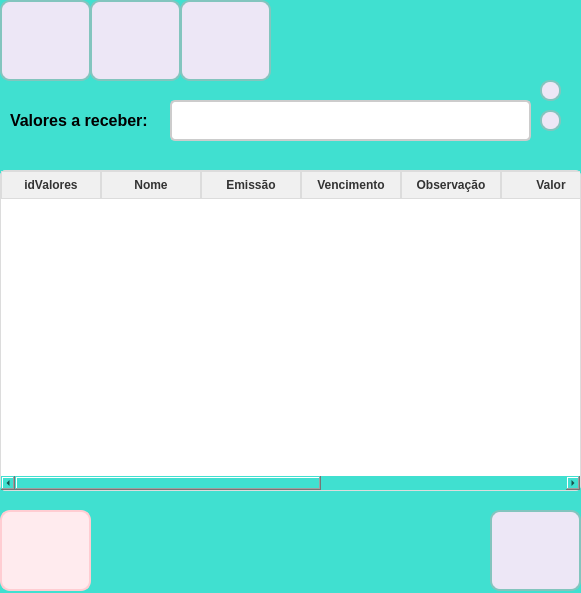
Before: the Qt Designer form frm_ValoresAReceber.ui in ArielAraujo18/ErpSistema, drawn with Qt 5.
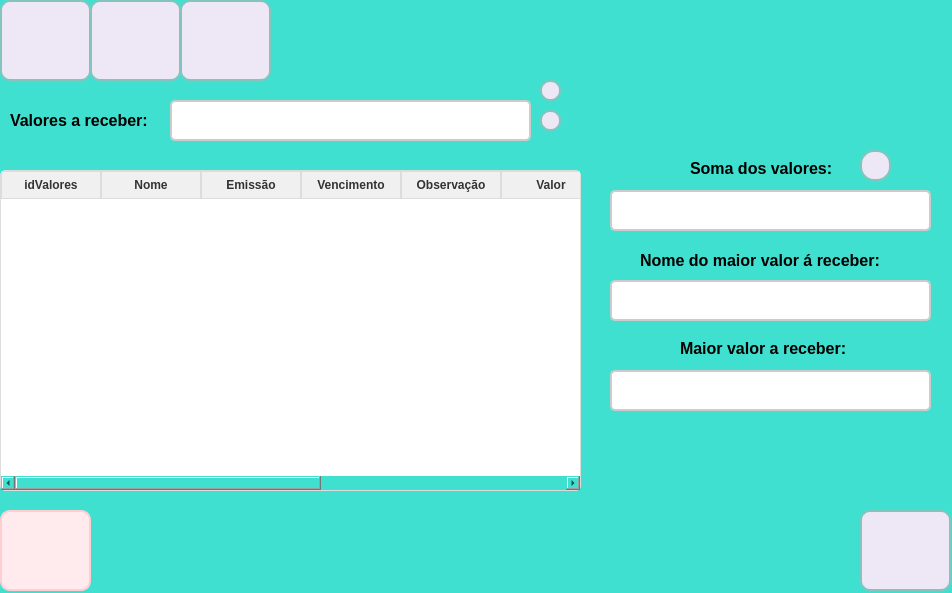
After: the same form once the commit is applied. Icons and pictures are not drawn.

```diff
--- a/frm_ValoresAReceber.ui
+++ b/frm_ValoresAReceber.ui
@@ -6,7 +6,7 @@
    <rect>
     <x>0</x>
     <y>0</y>
-    <width>581</width>
+    <width>952</width>
     <height>593</height>
    </rect>
   </property>
@@ -64,7 +64,7 @@
   <widget class="QPushButton" name="btn_voltar">
    <property name="geometry">
     <rect>
-     <x>490</x>
+     <x>860</x>
      <y>510</y>
      <width>91</width>
      <height>81</height>
@@ -508,6 +508,216 @@
     </property>
    </column>
   </widget>
+  <widget class="QLineEdit" name="txt_MaiorValorAReceber">
+   <property name="enabled">
+    <bool>false</bool>
+   </property>
+   <property name="geometry">
+    <rect>
+     <x>610</x>
+     <y>370</y>
+     <width>321</width>
+     <height>41</height>
+    </rect>
+   </property>
+   <property name="font">
+    <font>
+     <pointsize>-1</pointsize>
+    </font>
+   </property>
+   <property name="styleSheet">
+    <string notr="true">QLineEdit {
+    border: 2px solid #cccccc; 
+    border-radius: 5px; 
+    padding: 6px; 
+    font-size: 14px; 
+    background-color: #ffffff;
+    transition: all 0.3s ease;
+}
+
+QLineEdit:hover {
+    border: 2px solid #3f51b5; 
+    background-color: #f5f5f5; 
+}
+</string>
+   </property>
+  </widget>
+  <widget class="QLabel" name="lbl_MaiorValor">
+   <property name="geometry">
+    <rect>
+     <x>680</x>
+     <y>340</y>
+     <width>181</width>
+     <height>16</height>
+    </rect>
+   </property>
+   <property name="styleSheet">
+    <string notr="true">QLabel {
+    font-size: 16px;
+    color: #000000;
+    font-weight: bold;
+    text-shadow: 1px 1px 2px rgba(0, 0, 0, 0.4);
+}
+</string>
+   </property>
+   <property name="text">
+    <string>Maior valor a receber:</string>
+   </property>
+  </widget>
+  <widget class="QLineEdit" name="txt_NomeDoMaiorValorReceber">
+   <property name="enabled">
+    <bool>false</bool>
+   </property>
+   <property name="geometry">
+    <rect>
+     <x>610</x>
+     <y>280</y>
+     <width>321</width>
+     <height>41</height>
+    </rect>
+   </property>
+   <property name="font">
+    <font>
+     <pointsize>-1</pointsize>
+    </font>
+   </property>
+   <property name="styleSheet">
+    <string notr="true">QLineEdit {
+    border: 2px solid #cccccc; 
+    border-radius: 5px; 
+    padding: 6px; 
+    font-size: 14px; 
+    background-color: #ffffff;
+    transition: all 0.3s ease;
+}
+
+QLineEdit:hover {
+    border: 2px solid #3f51b5; 
+    background-color: #f5f5f5; 
+}
+</string>
+   </property>
+  </widget>
+  <widget class="QLabel" name="lbl_NomeMaiorValor">
+   <property name="geometry">
+    <rect>
+     <x>640</x>
+     <y>250</y>
+     <width>261</width>
+     <height>20</height>
+    </rect>
+   </property>
+   <property name="styleSheet">
+    <string notr="true">QLabel {
+    font-size: 16px;
+    color: #000000;
+    font-weight: bold;
+    text-shadow: 1px 1px 2px rgba(0, 0, 0, 0.4);
+}
+</string>
+   </property>
+   <property name="text">
+    <string>Nome do maior valor á receber:</string>
+   </property>
+  </widget>
+  <widget class="QLineEdit" name="txt_SomaDosValores">
+   <property name="enabled">
+    <bool>false</bool>
+   </property>
+   <property name="geometry">
+    <rect>
+     <x>610</x>
+     <y>190</y>
+     <width>321</width>
+     <height>41</height>
+    </rect>
+   </property>
+   <property name="font">
+    <font>
+     <pointsize>-1</pointsize>
+    </font>
+   </property>
+   <property name="styleSheet">
+    <string notr="true">QLineEdit {
+    border: 2px solid #cccccc; 
+    border-radius: 5px; 
+    padding: 6px; 
+    font-size: 14px; 
+    background-color: #ffffff;
+    transition: all 0.3s ease;
+}
+
+QLineEdit:hover {
+    border: 2px solid #3f51b5; 
+    background-color: #f5f5f5; 
+}
+</string>
+   </property>
+  </widget>
+  <widget class="QLabel" name="lbl_SomaDosValores">
+   <property name="geometry">
+    <rect>
+     <x>690</x>
+     <y>160</y>
+     <width>151</width>
+     <height>16</height>
+    </rect>
+   </property>
+   <property name="styleSheet">
+    <string notr="true">QLabel {
+    font-size: 16px;
+    color: #000000;
+    font-weight: bold;
+    text-shadow: 1px 1px 2px rgba(0, 0, 0, 0.4);
+}
+</string>
+   </property>
+   <property name="text">
+    <string>Soma dos valores:</string>
+   </property>
+  </widget>
+  <widget class="QPushButton" name="btn_atualizar">
+   <property name="geometry">
+    <rect>
+     <x>860</x>
+     <y>150</y>
+     <width>31</width>
+     <height>31</height>
+    </rect>
+   </property>
+   <property name="styleSheet">
+    <string notr="true">QPushButton {
+    background-color: #EDE7F6;
+    border: 2px solid #83C5BE; 
+    border-radius: 14px;
+    color: #FFFFFF; 
+    background-image:url(:/icon_attValor/atualizar (1).png); 
+    background-repeat: no-repeat; 
+    background-position: center; 
+    font-size: 14px; 
+    font-weight: bold; 
+    padding: 10px 16px;
+    box-shadow: 0px 4px 6px rgba(0, 0, 0, 0.2); 
+    transition: all 0.3s ease; 
+}
+
+QPushButton:hover {
+    background-color: #FFFFFF;
+    box-shadow: none; 
+}
+
+QPushButton:pressed {
+    background-color: #7C3AED; 
+    color: #FFFFFF; 
+    padding-top: 2px; 
+    padding-left: 2px;
+}
+</string>
+   </property>
+   <property name="text">
+    <string/>
+   </property>
+  </widget>
  </widget>
  <resources>
   <include location="icon_adicionar.qrc"/>
```
Left out of the diff: 1 changed line with no effect on the pictures.
